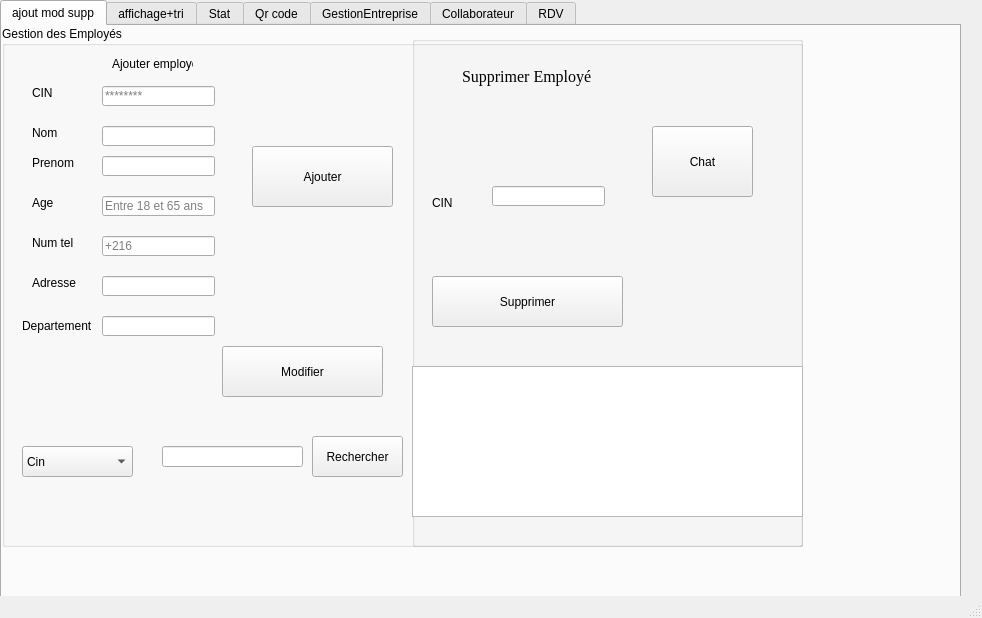
Before: the Qt Designer form mainwindow.ui in houas6/Smart-Recruit-help-center, drawn with Qt 5.
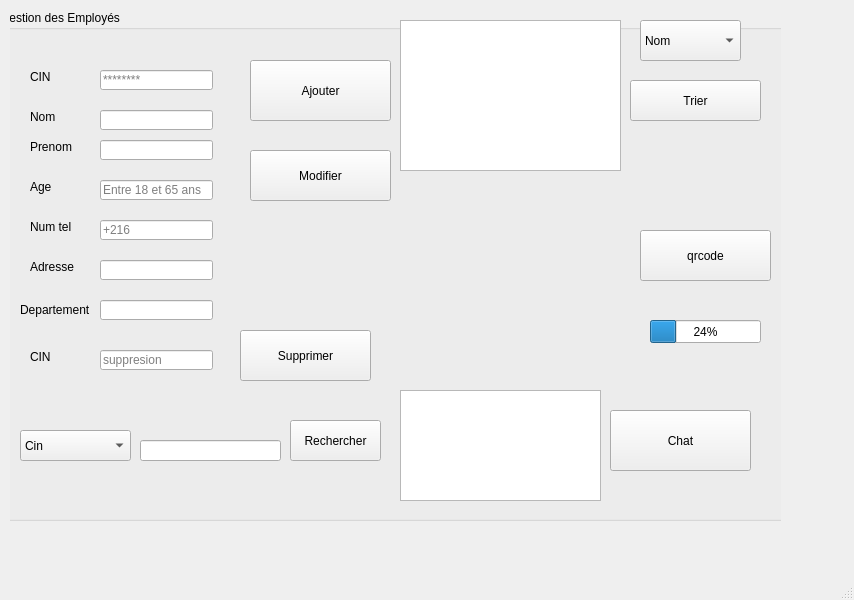
After: the same form once the commit is applied. The open tabs and pages were chosen to show the change. Custom widgets are drawn as their Qt base class.

Commit message: update integration "stacked widget and login done"

The edit to the form file:
```diff
--- a/mainwindow.ui
+++ b/mainwindow.ui
@@ -6,37 +6,95 @@
    <rect>
     <x>0</x>
     <y>0</y>
-    <width>982</width>
-    <height>618</height>
+    <width>854</width>
+    <height>600</height>
    </rect>
   </property>
   <property name="windowTitle">
    <string>MainWindow</string>
   </property>
   <widget class="QWidget" name="centralwidget">
-   <widget class="QTabWidget" name="tabWidget">
+   <widget class="QStackedWidget" name="stackedWidget">
     <property name="geometry">
      <rect>
-      <x>0</x>
+      <x>10</x>
       <y>0</y>
-      <width>961</width>
-      <height>601</height>
+      <width>771</width>
+      <height>521</height>
      </rect>
     </property>
     <property name="currentIndex">
-     <number>5</number>
+     <number>0</number>
     </property>
-    <widget class="QWidget" name="tab">
-     <attribute name="title">
-      <string>ajout mod supp</string>
-     </attribute>
+    <widget class="QWidget" name="page_6">
+     <widget class="QLineEdit" name="lineEdit_username">
+      <property name="geometry">
+       <rect>
+        <x>160</x>
+        <y>120</y>
+        <width>113</width>
+        <height>20</height>
+       </rect>
+      </property>
+     </widget>
+     <widget class="QLineEdit" name="lineEdit_password">
+      <property name="geometry">
+       <rect>
+        <x>160</x>
+        <y>190</y>
+        <width>113</width>
+        <height>20</height>
+       </rect>
+      </property>
+     </widget>
+     <widget class="QPushButton" name="connecter">
+      <property name="geometry">
+       <rect>
+        <x>370</x>
+        <y>150</y>
+        <width>75</width>
+        <height>23</height>
+       </rect>
+      </property>
+      <property name="text">
+       <string>Connecter</string>
+      </property>
+     </widget>
+     <widget class="QLabel" name="label_6">
+      <property name="geometry">
+       <rect>
+        <x>60</x>
+        <y>120</y>
+        <width>47</width>
+        <height>14</height>
+       </rect>
+      </property>
+      <property name="text">
+       <string>Login</string>
+      </property>
+     </widget>
+     <widget class="QLabel" name="label_14">
+      <property name="geometry">
+       <rect>
+        <x>60</x>
+        <y>190</y>
+        <width>71</width>
+        <height>16</height>
+       </rect>
+      </property>
+      <property name="text">
+       <string>Mot de passe</string>
+      </property>
+     </widget>
+    </widget>
+    <widget class="QWidget" name="page">
      <widget class="QGroupBox" name="GestiondesEmploys">
       <property name="geometry">
        <rect>
-        <x>0</x>
-        <y>0</y>
-        <width>801</width>
-        <height>521</height>
+        <x>-10</x>
+        <y>10</y>
+        <width>791</width>
+        <height>511</height>
        </rect>
       </property>
       <property name="styleSheet">
@@ -45,19 +103,6 @@
       <property name="title">
        <string>Gestion des Employés</string>
       </property>
-      <widget class="QLabel" name="label_6">
-       <property name="geometry">
-        <rect>
-         <x>110</x>
-         <y>30</y>
-         <width>81</width>
-         <height>16</height>
-        </rect>
-       </property>
-       <property name="text">
-        <string>Ajouter employé</string>
-       </property>
-      </widget>
       <widget class="QLabel" name="label_7">
        <property name="geometry">
         <rect>
@@ -117,131 +162,11 @@
         </rect>
        </property>
       </widget>
-      <widget class="QGroupBox" name="groupBox_2">
-       <property name="geometry">
-        <rect>
-         <x>410</x>
-         <y>10</y>
-         <width>391</width>
-         <height>511</height>
-        </rect>
-       </property>
-       <property name="title">
-        <string/>
-       </property>
-       <widget class="QLabel" name="label_14">
-        <property name="geometry">
-         <rect>
-          <x>50</x>
-          <y>30</y>
-          <width>151</width>
-          <height>20</height>
-         </rect>
-        </property>
-        <property name="font">
-         <font>
-          <family>Times New Roman</family>
-          <pointsize>12</pointsize>
-          <weight>50</weight>
-          <bold>false</bold>
-         </font>
-        </property>
-        <property name="text">
-         <string>Supprimer Employé</string>
-        </property>
-       </widget>
-       <widget class="QLabel" name="label_17">
-        <property name="geometry">
-         <rect>
-          <x>20</x>
-          <y>160</y>
-          <width>47</width>
-          <height>14</height>
-         </rect>
-        </property>
-        <property name="text">
-         <string>CIN</string>
-        </property>
-       </widget>
-       <widget class="QLabel" name="label_18">
-        <property name="geometry">
-         <rect>
-          <x>20</x>
-          <y>190</y>
-          <width>47</width>
-          <height>14</height>
-         </rect>
-        </property>
-        <property name="text">
-         <string/>
-        </property>
-       </widget>
-       <widget class="QLineEdit" name="lineEdit_11">
-        <property name="geometry">
-         <rect>
-          <x>80</x>
-          <y>150</y>
-          <width>113</width>
-          <height>20</height>
-         </rect>
-        </property>
-       </widget>
-       <widget class="QPushButton" name="pushButton_supprimer">
-        <property name="geometry">
-         <rect>
-          <x>20</x>
-          <y>240</y>
-          <width>191</width>
-          <height>51</height>
-         </rect>
-        </property>
-        <property name="styleSheet">
-         <string notr="true">QPushButton:hover {
-color:#fff;
-border:15px;
-background:#6a1616;
-}</string>
-        </property>
-        <property name="text">
-         <string>Supprimer</string>
-        </property>
-       </widget>
-       <widget class="QTableView" name="tableView_3">
-        <property name="geometry">
-         <rect>
-          <x>0</x>
-          <y>330</y>
-          <width>391</width>
-          <height>151</height>
-         </rect>
-        </property>
-       </widget>
-       <widget class="QPushButton" name="pushButton_2">
-        <property name="geometry">
-         <rect>
-          <x>240</x>
-          <y>90</y>
-          <width>101</width>
-          <height>71</height>
-         </rect>
-        </property>
-        <property name="styleSheet">
-         <string notr="true">QPushButton:hover {
-color:#fff;
-border:15px;
-background:#6a1616;
-}</string>
-        </property>
-        <property name="text">
-         <string>Chat</string>
-        </property>
-       </widget>
-      </widget>
       <widget class="QPushButton" name="pushButton_ajouter">
        <property name="geometry">
         <rect>
          <x>250</x>
-         <y>120</y>
+         <y>50</y>
          <width>141</width>
          <height>61</height>
         </rect>
@@ -260,9 +185,9 @@
       <widget class="QPushButton" name="pushButton_modifier">
        <property name="geometry">
         <rect>
-         <x>220</x>
-         <y>320</y>
-         <width>161</width>
+         <x>250</x>
+         <y>140</y>
+         <width>141</width>
          <height>51</height>
         </rect>
        </property>
@@ -440,8 +365,8 @@
       <widget class="QLineEdit" name="lineEdit_rech">
        <property name="geometry">
         <rect>
-         <x>160</x>
-         <y>420</y>
+         <x>140</x>
+         <y>430</y>
          <width>141</width>
          <height>21</height>
         </rect>
@@ -450,7 +375,7 @@
       <widget class="QPushButton" name="pushButton_Recherche">
        <property name="geometry">
         <rect>
-         <x>310</x>
+         <x>290</x>
          <y>410</y>
          <width>91</width>
          <height>41</height>
@@ -467,48 +392,104 @@
         <string>Rechercher</string>
        </property>
       </widget>
-     </widget>
-    </widget>
-    <widget class="QWidget" name="tab_2">
-     <attribute name="title">
-      <string>affichage+tri</string>
-     </attribute>
+      <widget class="QLineEdit" name="lineEdit_11">
+       <property name="geometry">
+        <rect>
+         <x>100</x>
+         <y>340</y>
+         <width>113</width>
+         <height>20</height>
+        </rect>
+       </property>
+       <property name="inputMask">
+        <string/>
+       </property>
+       <property name="text">
+        <string/>
+       </property>
+       <property name="placeholderText">
+        <string>suppresion</string>
+       </property>
+      </widget>
+      <widget class="QLabel" name="label_17">
+       <property name="geometry">
+        <rect>
+         <x>30</x>
+         <y>340</y>
+         <width>47</width>
+         <height>14</height>
+        </rect>
+       </property>
+       <property name="text">
+        <string>CIN</string>
+       </property>
+      </widget>
+      <widget class="QPushButton" name="pushButton_supprimer">
+       <property name="geometry">
+        <rect>
+         <x>240</x>
+         <y>320</y>
+         <width>131</width>
+         <height>51</height>
+        </rect>
+       </property>
+       <property name="styleSheet">
+        <string notr="true">QPushButton:hover {
+color:#fff;
+border:15px;
+background:#6a1616;
+}</string>
+       </property>
+       <property name="text">
+        <string>Supprimer</string>
+       </property>
+      </widget>
+      <widget class="QPushButton" name="pushButton_2">
+       <property name="geometry">
+        <rect>
+         <x>610</x>
+         <y>400</y>
+         <width>141</width>
+         <height>61</height>
+        </rect>
+       </property>
+       <property name="styleSheet">
+        <string notr="true">QPushButton:hover {
+color:#fff;
+border:15px;
+background:#6a1616;
+}</string>
+       </property>
+       <property name="text">
+        <string>Chat</string>
+       </property>
+      </widget>
+      <widget class="QTableView" name="tableView_3">
+       <property name="geometry">
+        <rect>
+         <x>400</x>
+         <y>380</y>
+         <width>201</width>
+         <height>111</height>
+        </rect>
+       </property>
+      </widget>
      <widget class="QTableView" name="tableView_2">
       <property name="geometry">
        <rect>
-        <x>5</x>
-        <y>21</y>
-        <width>461</width>
-        <height>351</height>
+         <x>400</x>
+         <y>10</y>
+         <width>221</width>
+         <height>151</height>
        </rect>
       </property>
      </widget>
-     <widget class="QPushButton" name="pushButton_trie">
-      <property name="geometry">
-       <rect>
-        <x>490</x>
-        <y>130</y>
-        <width>131</width>
-        <height>41</height>
-       </rect>
-      </property>
-      <property name="styleSheet">
-       <string notr="true">QPushButton:hover {
-color:#fff;
-border:15px;
-background:#6a1616;
-}</string>
-      </property>
-      <property name="text">
-       <string>Trier</string>
-      </property>
-     </widget>
      <widget class="QComboBox" name="comboBox_tri">
       <property name="geometry">
        <rect>
-        <x>490</x>
-        <y>50</y>
-        <width>131</width>
+         <x>640</x>
+         <y>10</y>
+         <width>101</width>
         <height>41</height>
        </rect>
       </property>
@@ -528,33 +509,33 @@
        </property>
       </item>
      </widget>
-    </widget>
-    <widget class="QWidget" name="tab_5">
-     <attribute name="title">
-      <string>Stat</string>
-     </attribute>
-     <widget class="QCustomPlot" name="plot" native="true">
+      <widget class="QPushButton" name="pushButton_trie_2">
       <property name="geometry">
        <rect>
-        <x>10</x>
-        <y>20</y>
-        <width>591</width>
-        <height>301</height>
-       </rect>
-      </property>
-     </widget>
-    </widget>
-    <widget class="QWidget" name="tab_6">
-     <attribute name="title">
-      <string>Qr code</string>
-     </attribute>
+         <x>630</x>
+         <y>70</y>
+         <width>131</width>
+         <height>41</height>
+        </rect>
+       </property>
+       <property name="styleSheet">
+        <string notr="true">QPushButton:hover {
+color:#fff;
+border:15px;
+background:#6a1616;
+}</string>
+       </property>
+       <property name="text">
+        <string>Trier</string>
+       </property>
+      </widget>
      <widget class="QLabel" name="qrlabel">
       <property name="geometry">
        <rect>
-        <x>60</x>
-        <y>60</y>
-        <width>301</width>
-        <height>201</height>
+         <x>410</x>
+         <y>190</y>
+         <width>181</width>
+         <height>161</height>
        </rect>
       </property>
       <property name="text">
@@ -564,10 +545,10 @@
      <widget class="QPushButton" name="qrpushbutton">
       <property name="geometry">
        <rect>
-        <x>460</x>
-        <y>90</y>
-        <width>93</width>
-        <height>28</height>
+         <x>640</x>
+         <y>220</y>
+         <width>131</width>
+         <height>51</height>
        </rect>
       </property>
       <property name="styleSheet">
@@ -584,9 +565,9 @@
      <widget class="QProgressBar" name="progressBar">
       <property name="geometry">
        <rect>
-        <x>340</x>
-        <y>350</y>
-        <width>291</width>
+         <x>650</x>
+         <y>310</y>
+         <width>111</width>
         <height>23</height>
        </rect>
       </property>
@@ -595,17 +576,15 @@
       </property>
      </widget>
     </widget>
-    <widget class="QWidget" name="tab_7">
-     <attribute name="title">
-      <string>GestionEntreprise</string>
-     </attribute>
+    </widget>
+    <widget class="QWidget" name="page_3">
      <widget class="QGroupBox" name="groupBox">
       <property name="geometry">
        <rect>
         <x>0</x>
-        <y>10</y>
-        <width>441</width>
-        <height>361</height>
+        <y>0</y>
+        <width>751</width>
+        <height>501</height>
        </rect>
       </property>
       <property name="title">
@@ -788,26 +767,23 @@
         <string>Supprimer</string>
        </property>
       </widget>
-     </widget>
      <widget class="QTableView" name="tab_entreprise">
       <property name="geometry">
        <rect>
         <x>420</x>
-        <y>10</y>
-        <width>431</width>
-        <height>351</height>
+         <y>50</y>
+         <width>331</width>
+         <height>451</height>
        </rect>
       </property>
      </widget>
     </widget>
-    <widget class="QWidget" name="tab_8">
-     <attribute name="title">
-      <string>Collaborateur</string>
-     </attribute>
+    </widget>
+    <widget class="QWidget" name="page_4">
      <widget class="QGroupBox" name="groupBox_3">
       <property name="geometry">
        <rect>
-        <x>0</x>
+        <x>-10</x>
         <y>0</y>
         <width>811</width>
         <height>581</height>
@@ -1396,7 +1372,7 @@
        <property name="geometry">
         <rect>
          <x>380</x>
-         <y>500</y>
+         <y>480</y>
          <width>113</width>
          <height>22</height>
         </rect>
@@ -1406,7 +1382,7 @@
        <property name="geometry">
         <rect>
          <x>280</x>
-         <y>500</y>
+         <y>480</y>
          <width>81</width>
          <height>20</height>
         </rect>
@@ -1417,10 +1393,7 @@
       </widget>
      </widget>
     </widget>
-    <widget class="QWidget" name="tab_9">
-     <attribute name="title">
-      <string>RDV</string>
-     </attribute>
+    <widget class="QWidget" name="page_5">
      <widget class="QGroupBox" name="groupBox_4">
       <property name="geometry">
        <rect>
@@ -1843,21 +1816,13 @@
     <rect>
      <x>0</x>
      <y>0</y>
-     <width>982</width>
-     <height>26</height>
+     <width>854</width>
+     <height>22</height>
     </rect>
    </property>
   </widget>
   <widget class="QStatusBar" name="statusbar"/>
  </widget>
- <customwidgets>
-  <customwidget>
-   <class>QCustomPlot</class>
-   <extends>QWidget</extends>
-   <header>qcustomplot.h</header>
-   <container>1</container>
-  </customwidget>
- </customwidgets>
  <resources/>
  <connections/>
 </ui>
```
Lines whose indentation alone changed are shown as unchanged. The commit also changes 4 other files.
